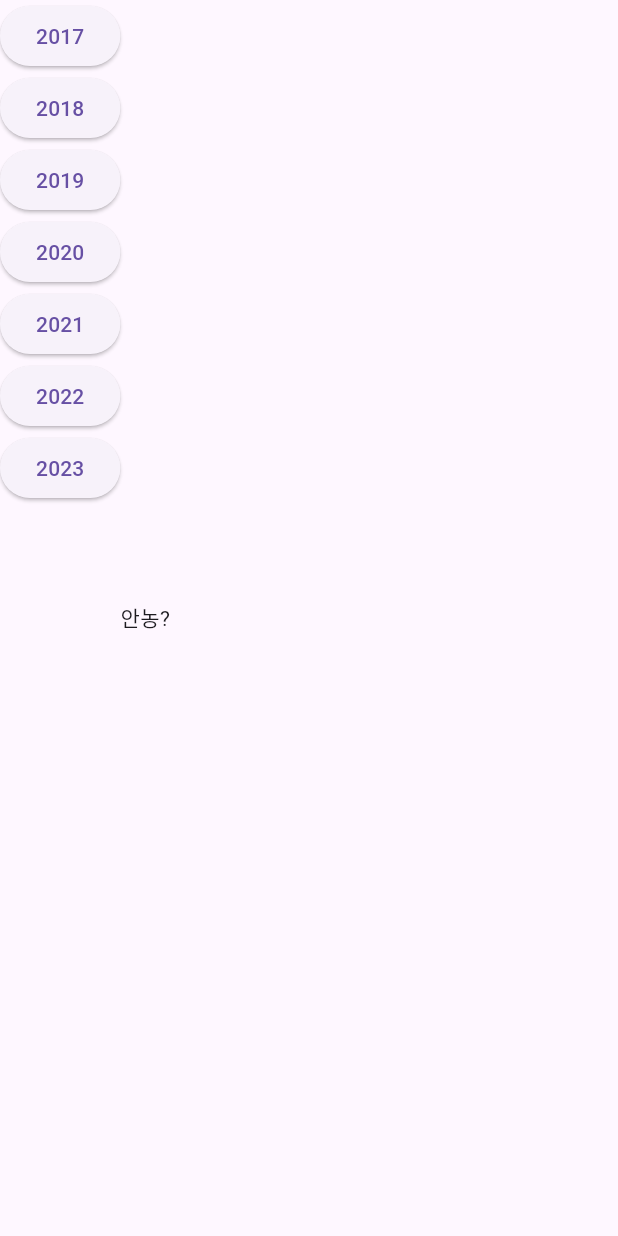
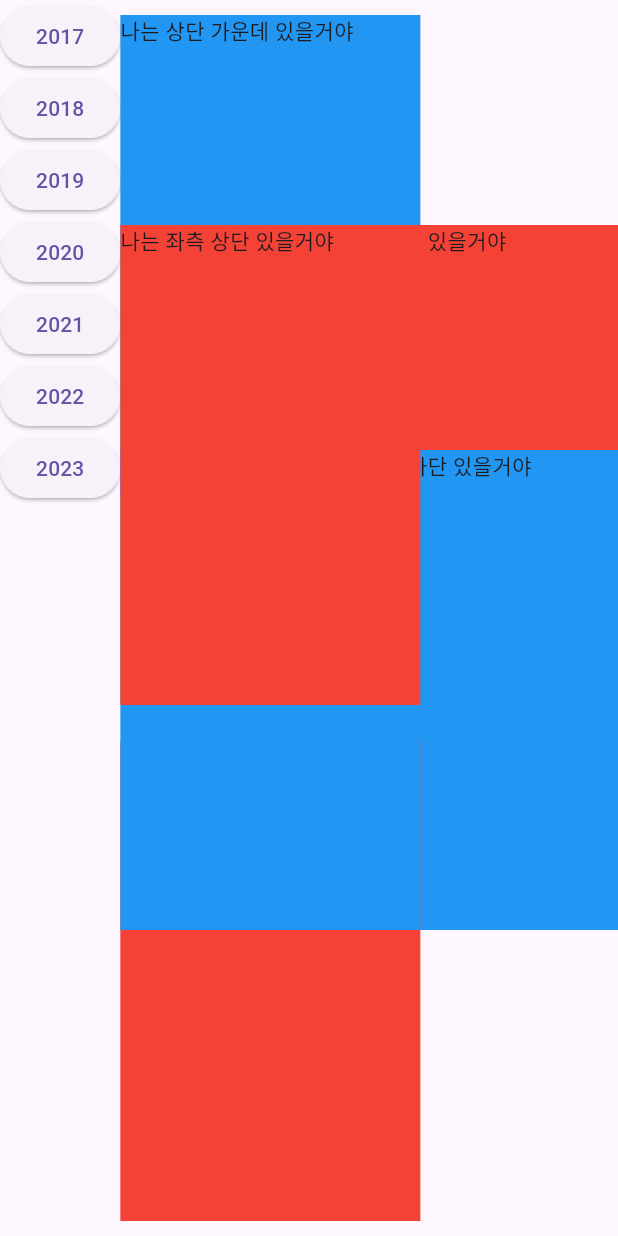
Before and after one commit to HaekyungS/Ioanna_Seo, a Flutter app: the CategoryScreen screen opened directly, after a tap on "2017", on a phone screen of 412 x 824 dp. Run offline on Flutter 3.47's test engine with Material 2 defaults, Android fonts, the phone set to English and light mode, and no system bars; our stand-ins replace confetti, google_fonts.

Commit message:
카테고리와 포토카드 영역 구분 및 적용

```diff
--- a/my_flutter_app/lib/photoCard.dart
+++ b/my_flutter_app/lib/photoCard.dart
@@ -9,12 +9,13 @@ class PhotoCardScreen extends StatelessWidget {
         theme: ThemeData(useMaterial3: true),
         home: const Scaffold(
           body: Row(
-            children: [Toggle(), Text('안농?')],
+            children: [Toggle(), PhotoCard()],
           ),
         ));
   }
 }
 
+// 카테고리 위젯
 class Toggle extends StatelessWidget {
   const Toggle({super.key});
 
@@ -32,22 +33,78 @@ class Toggle extends StatelessWidget {
   }
 }
 
+class PhotoCard extends StatefulWidget {
+  const PhotoCard({super.key});
 
-  // @override
-  // Widget build(BuildContext content){
-  //   return Row(
-  //     children: <Widget>[
-  //       Column(
-  //         children: [
-  //       ElevatedButton(onPressed: () {}, child: const Text('2017')),
-  //       ElevatedButton(onPressed: () {}, child: const Text('2018')),
-  //       ElevatedButton(onPressed: () {}, child: const Text('2019')),
-  //       ElevatedButton(onPressed: () {}, child: const Text('2020')),
-  //       ElevatedButton(onPressed: () {}, child: const Text('2021')),
-  //       ElevatedButton(onPressed: () {}, child: const Text('2022')),
-  //       ElevatedButton(onPressed: () {}, child: const Text('2023'))
-  //     ],
-  //     )
-  //     ],
-  //   );
-  // }
+  @override
+  State<PhotoCard> createState() => _PhotoCard();
+}
+
+class _PhotoCard extends State<PhotoCard> {
+  @override
+  Widget build(BuildContext context) {
+    return Expanded(
+        child: Stack(
+      children: <Widget>[
+        Positioned(
+          top: 10,
+          child: Container(
+            width: 200,
+            height: 320,
+            color: Colors.blue,
+            child: const Text('나는 상단 가운데 있을거야'),
+          ),
+        ),
+        Positioned(
+          top: 150,
+          right: 0,
+          child: Container(
+            width: 200,
+            height: 320,
+            color: Colors.red,
+            child: const Text('나는 우측에 있을거야'),
+          ),
+        ),
+        Positioned(
+          top: 300,
+          right: 0,
+          child: Container(
+            width: 200,
+            height: 320,
+            color: Colors.blue,
+            child: const Text('나는 우측 하단 있을거야'),
+          ),
+        ),
+        Positioned(
+          bottom: 10,
+          child: Container(
+            width: 200,
+            height: 320,
+            color: Colors.red,
+            child: const Text('나는 하단 가운데 있을거야'),
+          ),
+        ),
+        Positioned(
+          top: 300,
+          left: 0,
+          child: Container(
+            width: 200,
+            height: 320,
+            color: Colors.blue,
+            child: const Text('나는 좌측 하단 있을거야'),
+          ),
+        ),
+        Positioned(
+          top: 150,
+          left: 0,
+          child: Container(
+            width: 200,
+            height: 320,
+            color: Colors.red,
+            child: const Text('나는 좌측 상단 있을거야'),
+          ),
+        ),
+      ],
+    ));
+  }
+}
```
